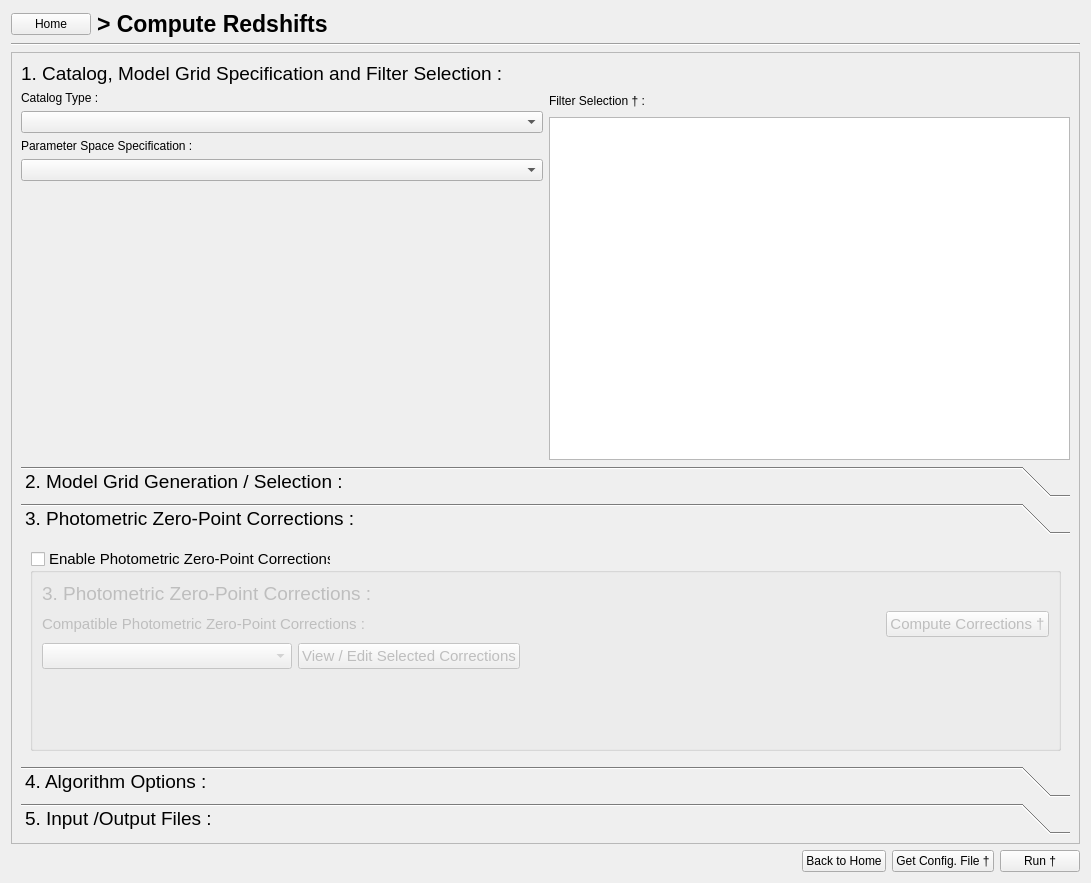
First picture: the form in PhzQtUI/auxdir/PhzQtUI/FormAnalysis.ui, repository astrorama/Phosphoros, before the edit.
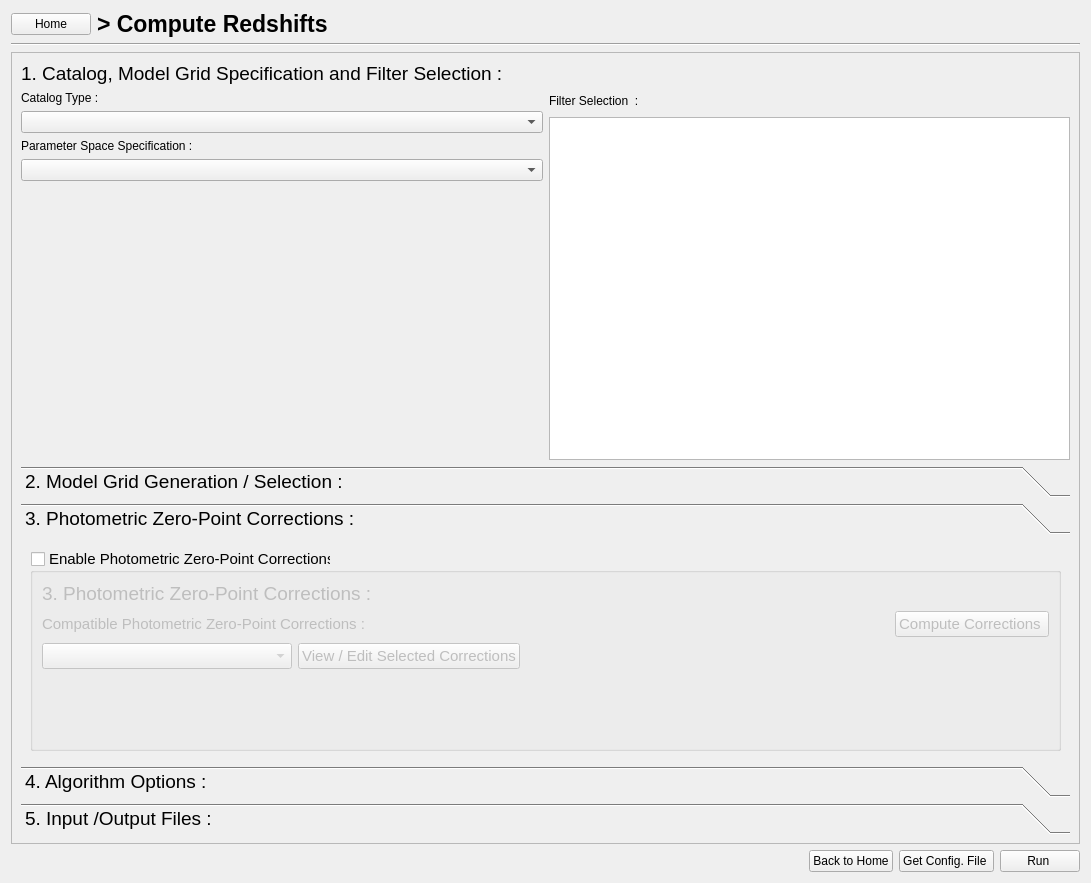
Second picture: the form after the edit. The open tabs and pages were chosen to show the change.

What changed in the file:
```diff
--- a/PhzQtUI/auxdir/PhzQtUI/FormAnalysis.ui
+++ b/PhzQtUI/auxdir/PhzQtUI/FormAnalysis.ui
@@ -148,7 +148,7 @@
                 <string>List of Catalog's Filters. You may exclude some filters of the analysis by unchecking them into the grid.</string>
                </property>
                <property name="text">
-                <string>Filter Selection † :</string>
+                <string>Filter Selection  :</string>
                </property>
               </widget>
              </item>
@@ -443,7 +443,7 @@
                 <item>
                  <widget class="QPushButton" name="btn_computeCorrections">
                   <property name="text">
-                   <string>Compute Corrections †</string>
+                   <string>Compute Corrections </string>
                   </property>
                  </widget>
                 </item>
@@ -935,7 +935,7 @@
        <item>
         <widget class="QPushButton" name="btn_GetConfigAnalysis">
          <property name="text">
-          <string>Get Config. File †</string>
+          <string>Get Config. File </string>
          </property>
         </widget>
        </item>
@@ -946,7 +946,7 @@
        <item>
         <widget class="QPushButton" name="btn_RunAnalysis">
          <property name="text">
-          <string>Run †</string>
+          <string>Run </string>
          </property>
         </widget>
        </item>
```
Left out of the diff: 2 changed lines with no effect on the pictures.
